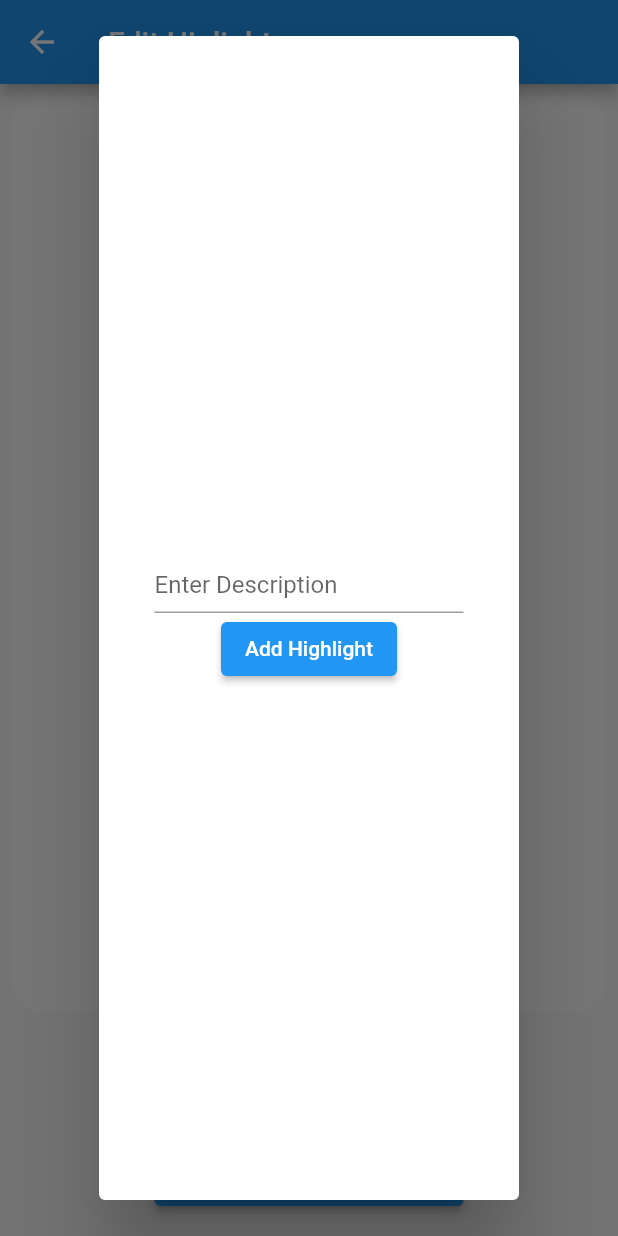
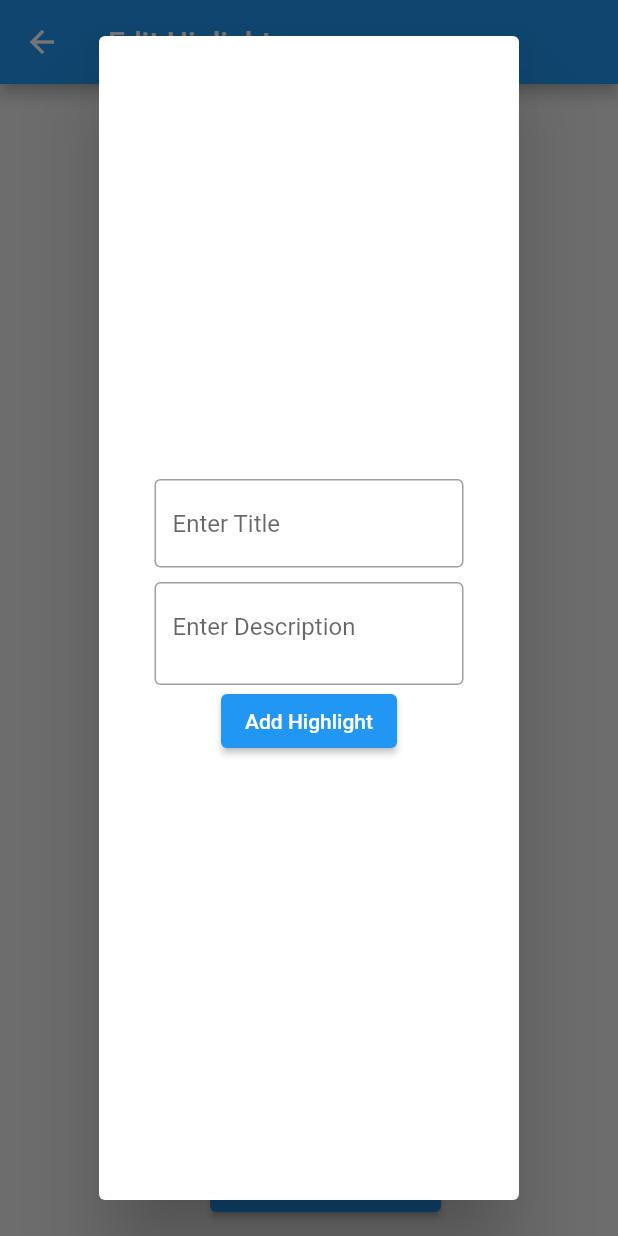
Before and after one commit to ashu2902/OpApp, a Flutter app: the EditHighlights screen opened directly, after a tap on "Add Highlight", on a phone screen of 412 x 824 dp. Run offline on Flutter 3.47's test engine with Material 2 defaults, Android fonts, the phone set to English and light mode, and no system bars; our stand-ins replace carousel_slider, cloud_firestore, curved_navigation_bar, file_picker, firebase_auth, firebase_core and 4 more; accounts and stored records are empty.

Commit message:
admin highlights ui done

```diff
--- a/lib/screens/Admin/EditCategories/EditHighlights.dart
+++ b/lib/screens/Admin/EditCategories/EditHighlights.dart
@@ -28,16 +28,24 @@ class _EditHighlightsState extends State<EditHighlights> {
   }
 
   var editDesc = '';
-  var desc = '';
-  TextEditingController highlightController = TextEditingController();
   TextEditingController editHighlightDescriptionController =
       TextEditingController();
 
+  var desc = '';
+  TextEditingController highlightController = TextEditingController();
+
+  var title = "";
+  TextEditingController titleController = TextEditingController();
+
+  var editTitle = "";
+  TextEditingController editTitleController = TextEditingController();
+
   writeImageUrlToFireStore(imageUrl, desc) {
     desc = highlightController.text;
+    title = titleController.text;
     _firebaseFirestore
         .collection("highlights")
-        .add({"url": imageUrl, "desc": desc}).whenComplete(
+        .add({"url": imageUrl, "desc": desc, "title": title}).whenComplete(
             () => print("$imageUrl is saved in Firestore. $desc"));
   }
 
@@ -90,6 +98,72 @@ class _EditHighlightsState extends State<EditHighlights> {
         title: Text('Edit Higlights'),
       ),
       resizeToAvoidBottomInset: true,
+      floatingActionButton: Padding(
+        padding: const EdgeInsets.symmetric(horizontal: 102),
+        child: Container(
+          height: 60,
+          child: ElevatedButton(
+              child: Text(
+                'Add Highlight',
+                style: TextStyle(fontSize: 20),
+              ),
+              onPressed: () {
+                highlightController.clear();
+                showDialog(
+                  context: context,
+                  builder: (context) => Dialog(
+                    child: Column(
+                      mainAxisAlignment: MainAxisAlignment.center,
+                      crossAxisAlignment: CrossAxisAlignment.center,
+                      children: [
+                        Container(
+                          width: _width / 2,
+                          height: _height / 12,
+                          child: TextField(
+                            onEditingComplete: () {
+                              title = titleController.text;
+                            },
+                            controller: titleController,
+                            obscureText: false,
+                            decoration: InputDecoration(
+                              border: OutlineInputBorder(),
+                              hintText: 'Enter Title',
+                            ),
+                          ),
+                        ),
+                        Container(
+                          width: _width / 2,
+                          height: _height / 12,
+                          child: TextField(
+                            maxLines: 20,
+                            onEditingComplete: () {
+                              desc = highlightController.text;
+                            },
+                            controller: highlightController,
+                            obscureText: false,
+                            decoration: InputDecoration(
+                              border: OutlineInputBorder(),
+                              hintText: 'Enter Description',
+                            ),
+                          ),
+                        ),
+                        Container(
+                          child: ElevatedButton(
+                            child: Text('Add Highlight'),
+                            onPressed: () {
+                              selectFileToUpload();
+                              Navigator.pop(context);
+                              highlightController.clear();
+                            },
+                          ),
+                        ),
+                      ],
+                    ),
+                  ),
+                );
+              }),
+        ),
+      ),
       body: StreamBuilder(
         stream: _firebaseFirestore.collection('highlights').snapshots(),
         builder: (_, AsyncSnapshot<QuerySnapshot> snapshot) {
@@ -100,15 +174,11 @@ class _EditHighlightsState extends State<EditHighlights> {
               : snapshot.hasData
                   ? Container(
                       height: _height,
+                      color: Colors.grey[200],
                       child: Stack(children: [
-                        Padding(
-                          padding: const EdgeInsets.all(8.0),
-                          child: Container(
-                            decoration: BoxDecoration(
-                                color: Colors.white,
-                                borderRadius: BorderRadius.circular(20)),
-                            height: _height / 1.35,
-                            child: ListView.builder(
+                        ListView.builder(
+                          physics: BouncingScrollPhysics(),
+                          itemExtent: _height / 6,
                           shrinkWrap: true,
                           clipBehavior: Clip.hardEdge,
                           itemCount: snapshot.data.docs.length,
@@ -123,12 +193,13 @@ class _EditHighlightsState extends State<EditHighlights> {
                                     MainAxisAlignment.spaceEvenly,
                                 children: [
                                   Container(
-                                        height: _height / 10,
                                     width: _width / 12,
                                     child: Center(
                                       child: IconButton(
                                           icon: Icon(Icons.edit),
                                           onPressed: () {
+                                            editTitleController.text =
+                                                doc['title'];
                                             editHighlightDescriptionController
                                                 .text = doc['desc'];
                                             showDialog(
@@ -136,17 +207,34 @@ class _EditHighlightsState extends State<EditHighlights> {
                                               builder: (context) => Dialog(
                                                 child: Column(
                                                   crossAxisAlignment:
-                                                          CrossAxisAlignment
-                                                              .center,
+                                                      CrossAxisAlignment.center,
                                                   mainAxisAlignment:
-                                                          MainAxisAlignment
-                                                              .center,
+                                                      MainAxisAlignment.center,
                                                   children: [
                                                     Container(
                                                       width: _width / 2,
                                                       child: TextField(
-                                                            onEditingComplete:
-                                                                () {
+                                                        onEditingComplete: () {
+                                                          editDesc =
+                                                              editTitleController
+                                                                  .text;
+                                                        },
+                                                        controller:
+                                                            editTitleController,
+                                                        obscureText: false,
+                                                        decoration:
+                                                            InputDecoration(
+                                                          border:
+                                                              OutlineInputBorder(),
+                                                          hintText:
+                                                              'Enter Description',
+                                                        ),
+                                                      ),
+                                                    ),
+                                                    Container(
+                                                      width: _width / 2,
+                                                      child: TextField(
+                                                        onEditingComplete: () {
                                                           editDesc =
                                                               editHighlightDescriptionController
                                                                   .text;
@@ -157,7 +245,7 @@ class _EditHighlightsState extends State<EditHighlights> {
                                                         decoration:
                                                             InputDecoration(
                                                           border:
-                                                                  UnderlineInputBorder(),
+                                                              OutlineInputBorder(),
                                                           hintText:
                                                               'Enter Description',
                                                         ),
@@ -170,12 +258,14 @@ class _EditHighlightsState extends State<EditHighlights> {
                                                             .docs[index]
                                                             .reference
                                                             .update({
+                                                          "title":
+                                                              editTitleController
+                                                                  .text,
                                                           "desc":
                                                               editHighlightDescriptionController
                                                                   .text
                                                         }).whenComplete(
-                                                              () =>
-                                                                  Navigator.pop(
+                                                          () => Navigator.pop(
                                                               context),
                                                         );
                                                       },
@@ -196,8 +286,7 @@ class _EditHighlightsState extends State<EditHighlights> {
                                                                         context),
                                                               );
                                                         },
-                                                            child:
-                                                                Text('Delete'),
+                                                        child: Text('Delete'),
                                                       ),
                                                     ),
                                                   ],
@@ -209,105 +298,53 @@ class _EditHighlightsState extends State<EditHighlights> {
                                   ),
                                   Container(
                                     width: _width / 1.2,
-                                        height: _height / 6,
-                                        decoration: BoxDecoration(
-                                          color: Colors.white,
-                                          borderRadius:
-                                              BorderRadius.circular(8),
-                                          boxShadow: [
-                                            BoxShadow(
-                                              color:
-                                                  Colors.black.withOpacity(0.5),
-                                              spreadRadius: 1,
-                                              blurRadius: 8,
-                                              offset: Offset(0,
-                                                  3), // changes position of shadow
-                                            ),
-                                          ],
-                                        ),
+                                    child: Card(
+                                      clipBehavior: Clip.hardEdge,
+                                      shape: RoundedRectangleBorder(
+                                          borderRadius: BorderRadius.all(
+                                              Radius.circular(21))),
+                                      elevation: 6,
                                       child: Row(
-                                          crossAxisAlignment:
-                                              CrossAxisAlignment.start,
                                         mainAxisAlignment:
                                             MainAxisAlignment.spaceAround,
                                         children: [
                                           Container(
+                                            color:
+                                                Colors.black.withOpacity(0.1),
+                                            height: _height / 6,
+                                            width: _width / 3,
                                             child: Center(
                                               child: Image.network(
                                                 img['url'],
-                                                  width: _height / 6,
                                                 fit: BoxFit.fill,
-                                                  alignment: Alignment.topRight,
+                                                width: _width,
+                                                height: _height,
                                               ),
                                             ),
                                           ),
-                                            Container(
-                                              width: _width / 3,
-                                              child: SingleChildScrollView(
-                                                child: ListTile(
-                                                  title: Text(
-                                                    doc["desc"],
+                                          Column(
+                                            children: [
+                                              Expanded(
+                                                child: Center(
+                                                  child: Text(
+                                                    doc["title"],
                                                   ),
                                                 ),
                                               ),
+                                              Text(
+                                                '(edit description from icon)',
+                                                style: TextStyle(fontSize: 10),
                                               ),
                                             ],
+                                          ),
+                                        ],
+                                      ),
                                     ),
                                   ),
                                 ],
                               ),
                             );
                           },
-                            ),
-                          ),
-                        ),
-                        Positioned.directional(
-                          textDirection: TextDirection.ltr,
-                          start: _width / 4,
-                          width: _width / 2,
-                          height: _height / 15,
-                          bottom: 20,
-                          child: ElevatedButton(
-                            child: Text(
-                              'Add Highlight',
-                              style: TextStyle(fontSize: 18),
-                            ),
-                            onPressed: () => showDialog(
-                              context: context,
-                              builder: (context) => Dialog(
-                                child: Column(
-                                  mainAxisAlignment: MainAxisAlignment.center,
-                                  crossAxisAlignment: CrossAxisAlignment.center,
-                                  children: [
-                                    Container(
-                                      width: _width / 2,
-                                      height: _height / 20,
-                                      child: TextField(
-                                        onEditingComplete: () {
-                                          desc = highlightController.text;
-                                        },
-                                        controller: highlightController,
-                                        obscureText: false,
-                                        decoration: InputDecoration(
-                                          border: UnderlineInputBorder(),
-                                          hintText: 'Enter Description',
-                                        ),
-                                      ),
-                                    ),
-                                    Container(
-                                      child: ElevatedButton(
-                                        child: Text('Add Highlight'),
-                                        onPressed: () {
-                                          selectFileToUpload();
-                                          Navigator.pop(context);
-                                        },
-                                      ),
-                                    ),
-                                  ],
-                                ),
-                              ),
-                            ),
-                          ),
                         ),
                       ]),
                     )
```
Lines whose indentation alone changed are shown as unchanged.
